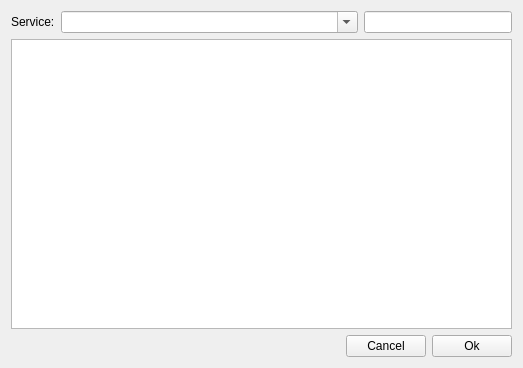
Old version of the form Swift/QtUI/MUCSearch/QtMUCSearchWindow.ui in the repository swift/swift.
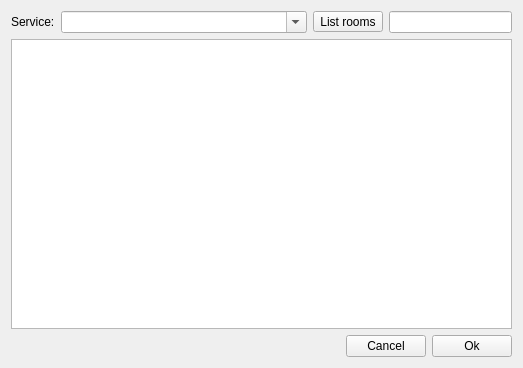
New version of the form.

Commit message:
Add a search button in MUC search dialog.
Resolves: #750

Patch:
```diff
--- a/Swift/QtUI/MUCSearch/QtMUCSearchWindow.ui
+++ b/Swift/QtUI/MUCSearch/QtMUCSearchWindow.ui
@@ -34,7 +34,7 @@
      </property>
     </widget>
    </item>
-   <item row="0" column="2">
+   <item row="0" column="3">
     <widget class="QLineEdit" name="filter_">
      <property name="sizePolicy">
       <sizepolicy hsizetype="Expanding" vsizetype="Fixed">
@@ -50,10 +50,10 @@
      </property>
     </widget>
    </item>
-   <item row="1" column="0" colspan="3">
+   <item row="1" column="0" colspan="4">
     <widget class="QTreeView" name="results_"/>
    </item>
-   <item row="2" column="0" colspan="3">
+   <item row="2" column="0" colspan="4">
     <layout class="QHBoxLayout" name="horizontalLayout">
      <item>
       <spacer name="horizontalSpacer">
@@ -90,6 +90,13 @@
      </item>
     </layout>
    </item>
+   <item row="0" column="2">
+    <widget class="QToolButton" name="searchButton">
+     <property name="text">
+      <string>List rooms</string>
+     </property>
+    </widget>
+   </item>
   </layout>
  </widget>
  <resources/>
```
The commit also changes 2 other files.
